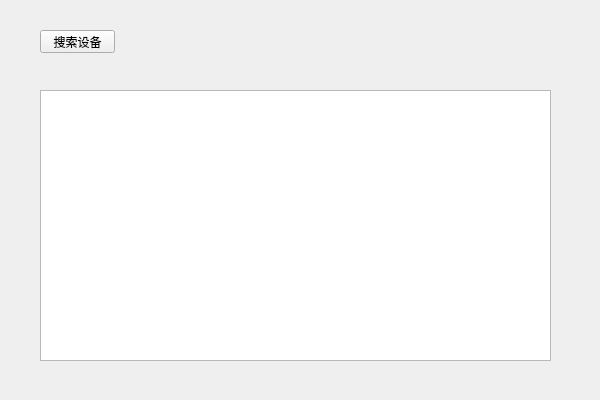
The window that 7-OnvifDetectDevice/onvifdetectdevice.ui (wbt165/OnvifDemo) describes before a commit, drawn with Qt 5.
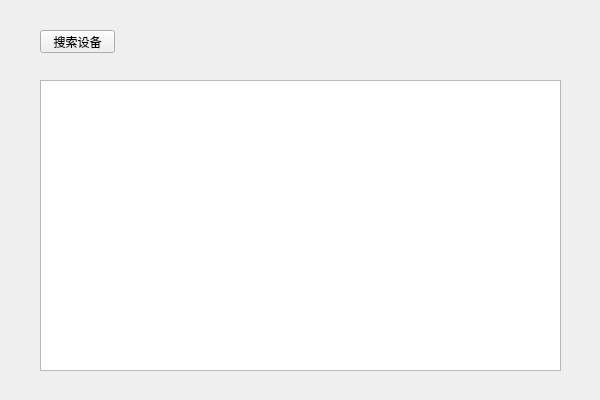
The same window after the commit.

Patch:
```diff
--- a/7-OnvifDetectDevice/onvifdetectdevice.ui
+++ b/7-OnvifDetectDevice/onvifdetectdevice.ui
@@ -26,13 +26,13 @@
     <string>搜索设备</string>
    </property>
   </widget>
-  <widget class="QTextBrowser" name="textBrowserResult">
+  <widget class="QTextEdit" name="textEditResult">
    <property name="geometry">
     <rect>
      <x>40</x>
-     <y>90</y>
-     <width>511</width>
-     <height>271</height>
+     <y>80</y>
+     <width>521</width>
+     <height>291</height>
     </rect>
    </property>
   </widget>
```
